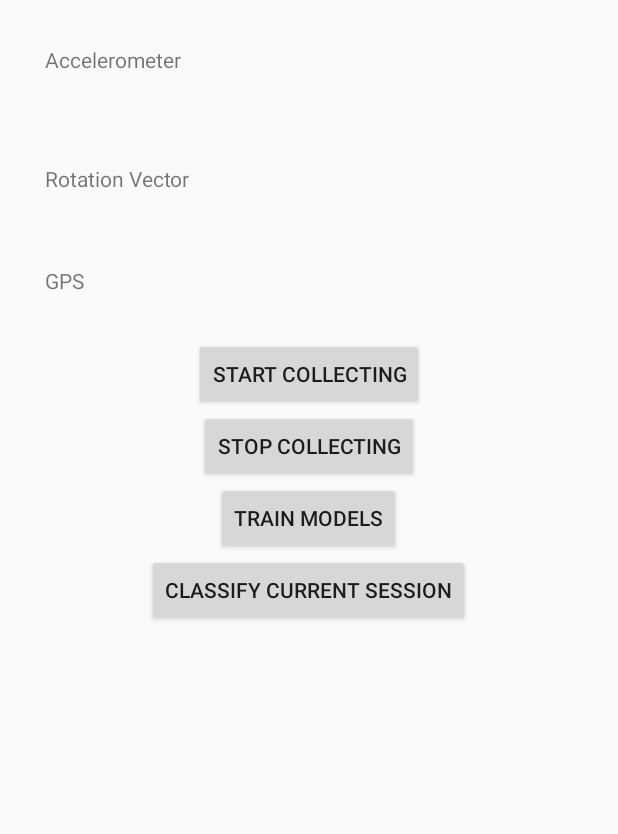
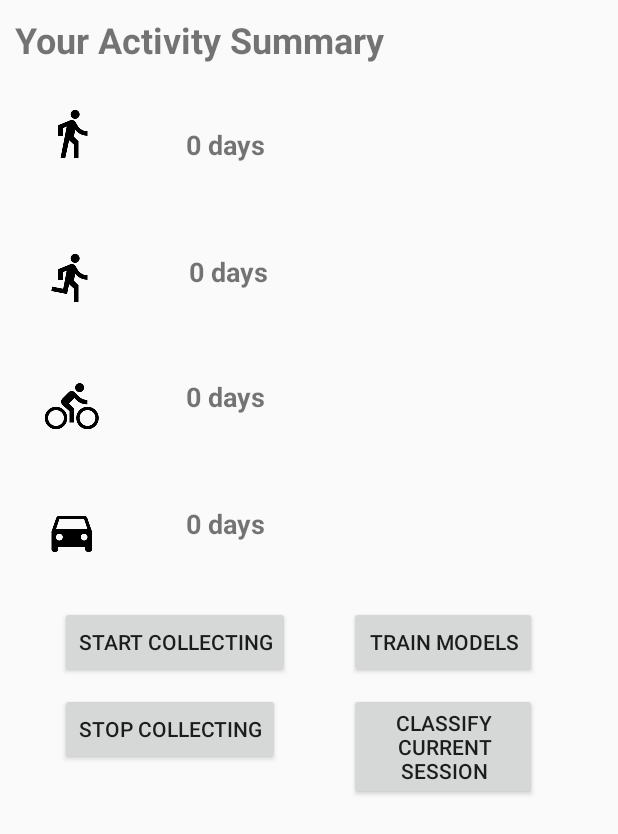
Before and after one commit to vsocrates/mhealth-grabapp, an Android app: the MainActivity screen opened directly, with no data from a screen before it, on a phone screen of 412 x 824 dp. Shown: the top 834 px of the screen. Run offline under Robolectric (Android 15) with nearby library versions, the phone set to English and light mode, and no system bars; libraries missing offline, so code that uses them is left out: com.opencsv; 13 statements that could not run were skipped.

Commit message:
made the app prettier and added summary stats styling

```diff
--- a/FinalProject/app/src/main/java/com/example/dinabenayad_cherif/finalproject/MainActivity.java
+++ b/FinalProject/app/src/main/java/com/example/dinabenayad_cherif/finalproject/MainActivity.java
@@ -14,8 +14,6 @@ import android.location.Location;
 import android.location.LocationListener;
 import android.location.LocationManager;
 import android.os.AsyncTask;
-//import android.os.Build;
-
 import android.os.Bundle;
 import android.os.Environment;
 import android.support.v4.app.ActivityCompat;
@@ -24,25 +22,7 @@ import android.view.View;
 import android.widget.TextView;
 import android.widget.Toast;
 
-
-//import com.meapsoft.FFT;
-
-import weka.core.Attribute;
-//import weka.core.DenseInstance;
-import weka.core.Instance;
-import weka.core.FastVector;
-import weka.core.Instances;
-import weka.core.converters.ArffSaver;
-import weka.core.converters.ConverterUtils.DataSource;
-
-import java.io.File;
-import java.io.FileInputStream;
-import java.io.IOException;
-import java.sql.Timestamp;
-import java.text.DecimalFormat;
-import java.util.ArrayList;
-import java.util.Date;
-import java.util.concurrent.ArrayBlockingQueue;
+import com.opencsv.CSVReader;
 import com.opencsv.CSVWriter;
 
 import java.io.BufferedReader;
@@ -51,18 +31,27 @@ import java.io.FileInputStream;
 import java.io.FileReader;
 import java.io.FileWriter;
 import java.io.IOException;
-import java.sql.Timestamp;
+import java.text.DecimalFormat;
 import java.util.ArrayList;
-import java.util.Date;
 import java.util.HashMap;
 import java.util.List;
+import java.util.concurrent.ArrayBlockingQueue;
+import java.util.concurrent.TimeUnit;
 
 import weka.classifiers.Classifier;
+import weka.core.Attribute;
+import weka.core.FastVector;
 import weka.core.Instance;
 import weka.core.Instances;
 import weka.core.converters.ArffLoader.ArffReader;
+import weka.core.converters.ArffSaver;
+import weka.core.converters.ConverterUtils.DataSource;
 
 import static android.os.SystemClock.elapsedRealtime;
+
+//import android.os.Build;
+//import com.meapsoft.FFT;
+//import weka.core.DenseInstance;
 //import weka.core.;
 
 public class MainActivity extends Activity implements SensorEventListener, LocationListener {
@@ -123,6 +112,17 @@ public class MainActivity extends Activity implements SensorEventListener, Locat
 
     long startCollectingTime;
     long stopCollectingTime;
+
+    private TextView walkingSummaryText;
+    private TextView runningSummaryText;
+    private TextView bikingSummaryText;
+    private TextView drivingSummaryText;
+
+    String summaryFileName = "SummaryStats.csv";
+    String unlabeledDataFileName = "UnlabeledData.arff";
+    String dtFName = "DecisionTreeModel.model";
+    String naiveBayesFName = "NaiveBayesModel.model";
+
 
     @Override
     public void onAccuracyChanged(Sensor sensor, int accuracy) {
@@ -268,8 +268,68 @@ public class MainActivity extends Activity implements SensorEventListener, Locat
         verifyLocationPermissions(MainActivity.this);
         verifyStoragePermissions(MainActivity.this);
 
+        walkingSummaryText = (TextView) findViewById(R.id.walkingsummarytextview);
+        runningSummaryText = (TextView) findViewById(R.id.runningsummaryview);
+        bikingSummaryText = (TextView) findViewById(R.id.bikingsummaryview);
+        drivingSummaryText = (TextView) findViewById(R.id.drivingsummaryview);
+
+
         Intent intent = new Intent(this, RecommendationsActivity.class);
         startActivity(intent);
+
+        try {
+            path.mkdirs();
+            File summaryfile = new File(path, summaryFileName);
+            CSVReader reader = new CSVReader(new FileReader(summaryfile));
+            HashMap<String, Double> classCounts = new HashMap<>();
+            String [] nextLine;
+
+
+            while ((nextLine = reader.readNext()) != null) {
+                // nextLine[] is an array of values from the line
+                //we want the classifications and then add up all the time, placed into the hashmap
+                double currentVal = 0d;
+
+                if(classCounts.containsKey(nextLine[1])){
+                    currentVal = classCounts.get(nextLine[1]);
+                    currentVal += Double.parseDouble(nextLine[0]);
+                    classCounts.put(nextLine[1], currentVal);
+                } else {
+                    classCounts.put(nextLine[1], Double.parseDouble(nextLine[0]));
+                }
+            }
+
+            Log.d("VIMIG", classCounts.toString());
+            if(classCounts.containsKey("Walking"))
+                walkingSummaryText.setText(convertSecondsToDisplay(classCounts.get("Walking")));
+            else
+                walkingSummaryText.setText(String.format("%d days", 0));
+
+            if(classCounts.containsKey("Running"))
+                runningSummaryText.setText(convertSecondsToDisplay(classCounts.get("Running")));
+            else
+                runningSummaryText.setText(String.format("%d days", 0));
+
+            if(classCounts.containsKey("Biking"))
+                bikingSummaryText.setText(convertSecondsToDisplay(classCounts.get("Biking")));
+            else
+                bikingSummaryText.setText(String.format("%d days", 0));
+
+            if(classCounts.containsKey("Driving"))
+                drivingSummaryText.setText(convertSecondsToDisplay(classCounts.get("Driving")));
+            else
+                drivingSummaryText.setText(String.format("%d days", 0));
+
+
+
+        } catch(IOException e){
+            Log.d("VIMIG", "io");
+            walkingSummaryText.setText("No Data Available!");
+            runningSummaryText.setText("No Data Available!");
+            bikingSummaryText.setText("No Data Available!");
+            drivingSummaryText.setText("No Data Available!");
+            e.printStackTrace();
+        }
 
         mSensorManager = (SensorManager) getSystemService(SENSOR_SERVICE);
         mAccelerometer = mSensorManager.getDefaultSensor(Sensor.TYPE_ACCELEROMETER);
@@ -314,6 +374,33 @@ public class MainActivity extends Activity implements SensorEventListener, Locat
 
     }
 
+    private String convertSecondsToDisplay(double seconds) {
+
+        long secondsRounded = Math.round(seconds);
+        Log.d("VIMIG", Long.toString(secondsRounded));
+        long days = TimeUnit.SECONDS
+                .toDays(secondsRounded);
+        Log.d("VIMIG", Long.toString(days));
+        secondsRounded -= TimeUnit.DAYS.toSeconds(days);
+
+        long hours = TimeUnit.SECONDS
+                .toHours(secondsRounded);
+        secondsRounded -= TimeUnit.HOURS.toSeconds(hours);
+
+        long minutes = TimeUnit.SECONDS
+                .toMinutes(secondsRounded);
+        secondsRounded -= TimeUnit.MINUTES.toSeconds(minutes);
+
+        String displayTime;
+        if(days == 0)
+            displayTime = String.format("%d hrs, %d min.", hours, minutes);
+        else if (hours == 0)
+            displayTime = String.format("%d min.", minutes);
+        else
+            displayTime = String.format("%d days, %d hrs, %d min.", days, hours, minutes);
+
+        return displayTime;
+    }
 
     public void onLocationChanged(Location location) {
         // Called when a new location is found by the network location provider.
@@ -428,8 +515,6 @@ public class MainActivity extends Activity implements SensorEventListener, Locat
     public void classifyCurrentSessionClick(View v) {
         try {
             path.mkdirs();
-            String dtFName = "DecisionTreeModel.model";
-            String naiveBayesFName = "NaiveBayesModel.model";
             //we want to pick one of these
             //start with naive Bayes for now
             File modelFile = new File(path,naiveBayesFName);
@@ -448,7 +533,6 @@ public class MainActivity extends Activity implements SensorEventListener, Locat
         try {
             path.mkdirs();
             ArffReader arff;
-            String unlabeledDataFileName = "UnlabeledData.arff";
             File unlabeledData = new File(path, unlabeledDataFileName);
             BufferedReader reader = new BufferedReader(new FileReader(unlabeledData));
             arff = new ArffReader(reader, 1000);
@@ -472,7 +556,6 @@ public class MainActivity extends Activity implements SensorEventListener, Locat
                 int summaryClassification = mode(classifiedVals);
                 String classificationLabel = classes.get(summaryClassification);
 
-                String summaryFileName = "SummaryStats.csv";
                 path.mkdirs();
                 File summaryData = new File(path, summaryFileName);
                 if (!summaryData.exists()) {
@@ -720,8 +803,6 @@ public class MainActivity extends Activity implements SensorEventListener, Locat
             accelerometerStr[1] = "" + event.values[1] + "";
             accelerometerStr[2] = "" + event.values[2] + "";
 
-            accelerometertxtView = new TextView(this);
-           accelerometertxtView =(TextView)findViewById(R.id.textView2);
             accelerometertxtView.setText(accelerometerStr[0] + " " + accelerometerStr[1] + " " + accelerometerStr[2]);
 
 
--- a/FinalProject/app/src/main/res/layout/activity_main.xml
+++ b/FinalProject/app/src/main/res/layout/activity_main.xml
@@ -7,114 +7,163 @@
     tools:context="com.example.dinabenayad_cherif.finalproject.MainActivity">
 
     <TextView
-        android:id="@+id/textView"
+        android:id="@+id/maintitle"
+        android:layout_width="wrap_content"
+        android:layout_height="wrap_content"
+        android:text="Your Activity Summary"
+        android:paddingLeft="10dp"
+        android:paddingTop="10dp"
+        android:textSize="24sp"
+        android:textStyle="bold"/>
+
+    <ImageView
+        android:id="@+id/walkingview"
+        android:layout_below="@+id/maintitle"
         android:layout_width="wrap_content"
         android:layout_height="wrap_content"
         android:gravity="bottom"
         android:padding="30dp"
-        android:text="Accelerometer" />
+        android:src="@drawable/ic_directions_walk_black_36dp" />
 
     <TextView
-        android:id="@+id/textView2"
+        android:id="@+id/walkingsummarytextview"
         android:layout_width="wrap_content"
         android:layout_height="wrap_content"
         android:padding="30dp"
         android:paddingTop="30dp"
         android:text="    "
-        android:layout_toRightOf="@id/textView"
-         />
+        android:textAlignment="viewStart"
+        android:textSize="18sp"
+        android:textStyle="bold"
+        android:layout_above="@+id/runningview"
+        android:layout_alignLeft="@+id/bikingsummaryview"
+        android:layout_alignStart="@+id/bikingsummaryview"/>
 
-    <TextView
-        android:id="@+id/textView4"
+    <ImageView
+        android:id="@+id/runningview"
         android:layout_width="wrap_content"
         android:layout_height="wrap_content"
-        android:layout_marginRight="22dp"
         android:layout_marginTop="0dp"
         android:padding="30dp"
         android:paddingLeft="30dp"
         android:paddingTop="30dp"
-        android:text="Rotation Vector"
-        android:layout_below="@id/textView"
+        android:src="@drawable/ic_directions_run_black_36dp"
+        android:layout_below="@+id/walkingview"
         />
 
     <TextView
-        android:id="@+id/textView5"
+        android:id="@+id/runningsummaryview"
         android:layout_width="wrap_content"
         android:layout_height="wrap_content"
+        android:layout_alignTop="@id/runningview"
+        android:layout_toRightOf="@id/runningview"
         android:padding="30dp"
-        android:paddingBottom="0dp"
-        android:paddingLeft="0dp"
         android:paddingTop="30dp"
         android:text="     "
-        android:layout_alignTop="@id/textView4"
-        android:layout_toRightOf="@id/textView4"
-        />
+        android:textAlignment="viewStart"
+        android:textSize="18sp"
+        android:textStyle="bold"/>
 
-    <TextView
-        android:id="@+id/textView6"
+    <ImageView
+        android:id="@+id/bikingview"
         android:layout_width="wrap_content"
         android:layout_height="wrap_content"
         android:layout_marginTop="-11dp"
         android:padding="30dp"
         android:paddingLeft="30dp"
         android:paddingRight="30dp"
-        android:text="GPS"
-        android:layout_below="@id/textView4"
+        android:src="@drawable/ic_directions_bike_black_36dp"
+        android:layout_below="@+id/runningview"
         />
 
     <TextView
-        android:id="@+id/textView7"
+        android:id="@+id/bikingsummaryview"
         android:layout_width="wrap_content"
         android:layout_height="wrap_content"
+        android:layout_alignTop="@id/bikingview"
+        android:layout_marginLeft="-2dp"
+        android:layout_marginTop="-1dp"
+        android:layout_toRightOf="@id/bikingview"
         android:padding="30dp"
         android:paddingTop="30dp"
         android:text="      "
+        android:textAlignment="viewStart"
+        android:textSize="18sp"
+        android:textStyle="bold"/>
+
+    <ImageView
+        android:id="@+id/drivingview"
+        android:layout_width="wrap_content"
+        android:layout_height="wrap_content"
+        android:layout_marginTop="-11dp"
+        android:padding="30dp"
+        android:paddingLeft="30dp"
+        android:paddingRight="30dp"
+        android:src="@drawable/ic_time_to_leave_black_36dp"
+        android:layout_below="@+id/bikingview"
+        />
+
+    <TextView
+        android:id="@+id/drivingsummaryview"
+        android:layout_width="wrap_content"
+        android:layout_height="wrap_content"
+        android:layout_alignTop="@+id/drivingview"
         android:layout_marginLeft="-2dp"
         android:layout_marginTop="-1dp"
-        android:layout_alignTop="@id/textView6"
-        android:layout_toRightOf="@id/textView6"
-        />
+        android:layout_toRightOf="@+id/drivingview"
+        android:padding="30dp"
+        android:paddingTop="30dp"
+        android:text="      "
+        android:textAlignment="viewStart"
+        android:textSize="18sp"
+        android:textStyle="bold"/>
 
     <Button
         android:id="@+id/button"
         android:layout_width="wrap_content"
         android:layout_height="wrap_content"
-        android:layout_below="@id/textView7"
         android:onClick="startCollectingData"
-        android:layout_centerHorizontal="true"
-        android:text="Start Collecting"/>
+        android:text="Start Collecting"
+        android:layout_below="@+id/drivingview"
+        android:layout_alignParentLeft="true"
+        android:layout_alignParentStart="true"
+        android:layout_marginLeft="40dp"
+        android:layout_marginStart="40dp"/>
 
 
     <Button
         android:id="@+id/button2"
         android:layout_width="wrap_content"
         android:layout_height="wrap_content"
-        android:layout_below="@id/button"
-        android:layout_centerHorizontal="true"
         android:onClick="stopCollectingData"
         android:text="Stop Collecting"
-        />
+        android:layout_below="@+id/button"
+        android:layout_alignLeft="@+id/button"
+        android:layout_alignStart="@+id/button"
+        android:layout_marginTop="10dp"/>
 
 
     <Button
         android:id="@+id/button3"
-        android:layout_width="wrap_content"
+        android:layout_width="125dp"
         android:layout_height="wrap_content"
-        android:layout_below="@id/button2"
-        android:layout_centerHorizontal="true"
         android:onClick="trainDecisionTree"
         android:text="@string/train_decision_tree"
-
-        />
+        android:layout_alignBottom="@+id/button"
+        android:layout_alignLeft="@+id/button4"
+        android:layout_alignStart="@+id/button4"
+        android:paddingRight="10dp"/>
 
     <Button
         android:id="@+id/button4"
-        android:layout_width="wrap_content"
+        android:layout_width="125dp"
         android:layout_height="wrap_content"
-        android:layout_below="@id/button3"
-        android:layout_centerHorizontal="true"
-
         android:onClick="classifyCurrentSessionClick"
-        android:text="@string/classify_new_data"/>
+        android:text="@string/classify_new_data"
+        android:layout_alignTop="@+id/button2"
+        android:layout_toRightOf="@+id/button2"
+        android:layout_marginLeft="46dp"
+        android:layout_marginStart="46dp"
+        android:paddingRight="10dp"/>
 
 </RelativeLayout>
--- a/FinalProject/app/src/main/res/layout/recommendation_tile.xml
+++ b/FinalProject/app/src/main/res/layout/recommendation_tile.xml
@@ -13,6 +13,7 @@
         android:layout_height="wrap_content"
         android:adjustViewBounds="true"
         android:scaleType="fitXY" />
+
     <TextView
         android:paddingLeft="10dp"
         android:id="@+id/recommendation_text"
```
